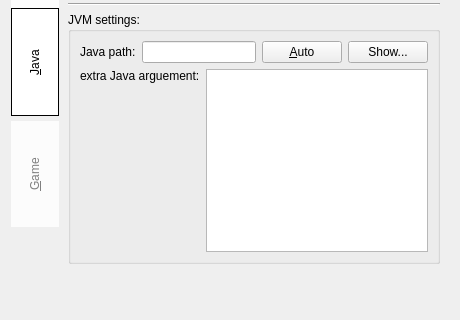
Above: Kaminec/UI/preference.ui from kaniol-lck/Kaminec before the change; both pictures show x 0 to 460 and y 114 to 434 of the 460 by 546 pixel window. Below: the same form after it.
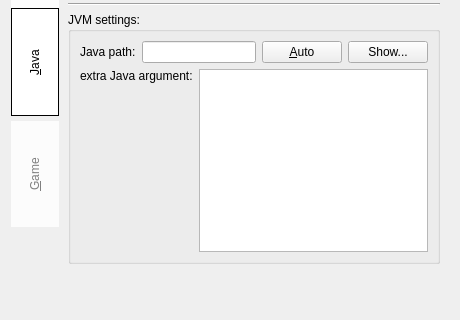
That is the form after the change. The open tabs and pages were chosen to show the change.

```diff
--- a/Kaminec/UI/preference.ui
+++ b/Kaminec/UI/preference.ui
@@ -259,7 +259,7 @@
                </sizepolicy>
               </property>
               <property name="text">
-               <string>extra Java arguement:</string>
+               <string>extra Java argument:</string>
               </property>
               <property name="buddy">
                <cstring>javaArg_te</cstring>
```
